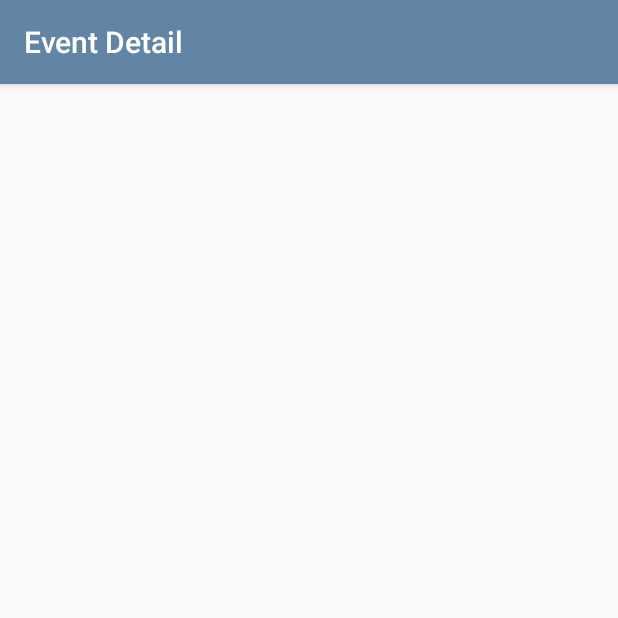
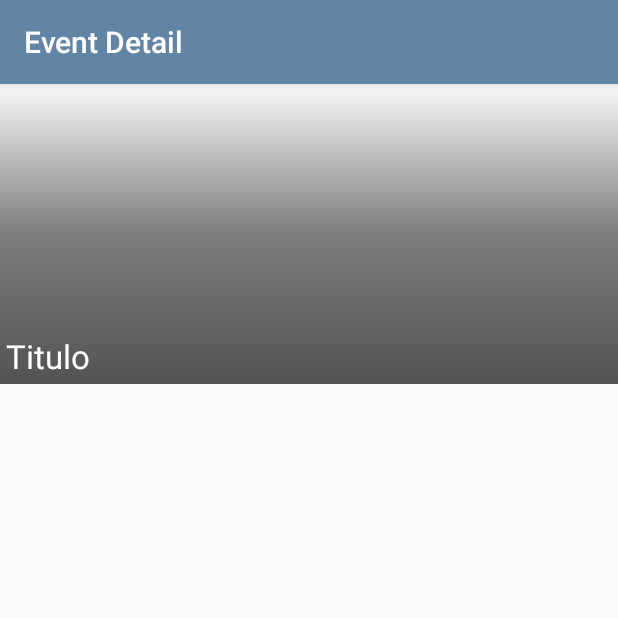
Before and after one commit to daniellalima/les20171, an Android app: the EventDetailActivity screen opened directly, with no data from a screen before it, on a phone screen of 412 x 824 dp, the top half of it. Run offline under Robolectric (Android 15) with nearby library versions, the phone set to English and light mode, and no system bars.

Commit message:
Details Activity

```diff
--- a/android_client/app/src/main/java/com/example/android/espacod/view/EventDetailActivity.java
+++ b/android_client/app/src/main/java/com/example/android/espacod/view/EventDetailActivity.java
@@ -1,15 +1,30 @@
 package com.example.android.espacod.view;
 
+import android.content.Intent;
+import android.os.Bundle;
 import android.support.v7.app.AppCompatActivity;
-import android.os.Bundle;
+import android.util.Log;
+import android.widget.TextView;
 
 import com.example.android.espacod.R;
+import com.example.android.espacod.model.Event;
 
 public class EventDetailActivity extends AppCompatActivity {
+
+    private TextView mTitle;
+    private TextView mDescription;
+
+    static final String EVENT_LIST_VALUES = "eventListValues";
 
     @Override
     protected void onCreate(Bundle savedInstanceState) {
         super.onCreate(savedInstanceState);
         setContentView(R.layout.activity_event_detail);
+        loadComponents();
+    }
+
+    private void loadComponents() {
+        this.mTitle = (TextView) findViewById(R.id.event_title);
+        this.mDescription = (TextView) findViewById(R.id.event_description);
     }
 }
--- a/android_client/app/src/main/java/com/example/android/espacod/view/MainActivity.java
+++ b/android_client/app/src/main/java/com/example/android/espacod/view/MainActivity.java
@@ -62,25 +62,20 @@ public class MainActivity extends AppCompatActivity
         setContentView(R.layout.activity_main);
         loadComponents();
         setSupportActionBar(mToolbar);
+        loadListEvents(savedInstanceState);
+        setClicks();
+        prepareActionBar();
 
-        loadListEvents(savedInstanceState);
-        prepareActionBar();
-        setClicks();
-    }
-
-    private void setClicks() {
         mLvEvents.setOnItemClickListener(new AdapterView.OnItemClickListener(){
             @Override
             public void onItemClick(AdapterView<?> parent, View view, int position,
                                     long id) {
-                Bundle bundle = new Bundle();
-                bundle.putParcelable(EVENT_LIST_VALUES, (Event) mEventAdapter.getItem(position));
-                Intent intent = new Intent(MainActivity.this, EventDetailActivity.class);
-                intent.putExtras(bundle);
-                startActivity(intent);
+
             }
         });
+    }
 
+    private void setClicks() {
         mFab.setOnClickListener(new View.OnClickListener() {
             @Override
             public void onClick(View view) {
--- a/android_client/app/src/main/res/layout/activity_event_detail.xml
+++ b/android_client/app/src/main/res/layout/activity_event_detail.xml
@@ -1,9 +1,50 @@
 <?xml version="1.0" encoding="utf-8"?>
-<android.support.constraint.ConstraintLayout xmlns:android="http://schemas.android.com/apk/res/android"
-    xmlns:app="http://schemas.android.com/apk/res-auto"
+<LinearLayout xmlns:android="http://schemas.android.com/apk/res/android"
     xmlns:tools="http://schemas.android.com/tools"
     android:layout_width="match_parent"
     android:layout_height="match_parent"
-    tools:context="com.example.android.espacod.view.EventDetailActivity">
+    android:orientation="vertical"
+    tools:context=".view.EventDetailActivity">
 
-</android.support.constraint.ConstraintLayout>
+    <LinearLayout
+        android:id="@+id/ll_image"
+        android:layout_width="match_parent"
+        android:layout_height="200dp">
+
+        <LinearLayout
+            android:layout_width="match_parent"
+            android:layout_height="match_parent"
+            android:background="@drawable/event_item_gradient"
+            android:gravity="bottom"
+            android:orientation="vertical">
+
+            <TextView
+                android:id="@+id/event_title"
+                android:layout_width="wrap_content"
+                android:layout_height="wrap_content"
+                android:layout_gravity="bottom"
+                android:layout_margin="4dp"
+                android:text="Titulo"
+                android:textColor="#FFFFFF"
+                android:textSize="22sp" />
+
+        </LinearLayout>
+
+    </LinearLayout>
+
+    <LinearLayout
+        android:layout_width="match_parent"
+        android:layout_height="match_parent"
+        android:layout_margin="@dimen/activity_horizontal_margin"
+        android:orientation="vertical">
+
+        <TextView
+            android:id="@+id/event_description"
+            android:layout_width="wrap_content"
+            android:layout_height="wrap_content"
+            android:layout_marginTop="10dp"
+            android:textColor="@color/colorPrimaryDark" />
+    </LinearLayout>
+
+
+</LinearLayout>
```
